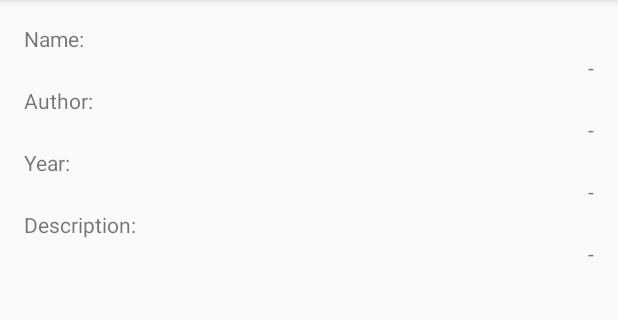
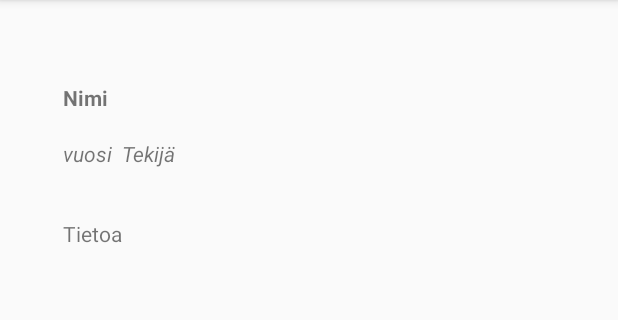
Before and after one commit to Raitokomniak/BeaconProject, an Android app: the screen it shows after launch (MainActivity), on a phone screen of 412 x 824 dp, the part 84-404 px from its top. Run offline under Robolectric (Android 15) with nearby library versions, the phone set to English and light mode, and no system bars; libraries missing offline, so code that uses them is left out: com.estimote.sdk; 2 statements that could not run were skipped.

Commit message:
pieniä layout muutoksia (testi)

```diff
--- a/NotificationtestbeaconP89/app/src/main/res/layout/activity_main.xml
+++ b/NotificationtestbeaconP89/app/src/main/res/layout/activity_main.xml
@@ -10,70 +10,42 @@
     tools:context="com.T2Viat00StudentsOamkFi.NotificationtestbeaconP89.MainActivity">
 
     <TextView
-        android:text="-"
+        android:text="Nimi"
         android:layout_width="wrap_content"
         android:layout_height="wrap_content"
+        android:layout_marginStart="26dp"
+        android:layout_marginTop="39dp"
         android:id="@+id/textName"
-        android:layout_alignParentEnd="true"
-        android:layout_below="@+id/textName2" />
+        android:layout_alignParentTop="true"
+        android:layout_alignParentStart="true"
+        android:textStyle="normal|bold" />
 
     <TextView
+        android:text="Tekijä"
         android:layout_width="wrap_content"
         android:layout_height="wrap_content"
-        android:text="Name:"
-        android:id="@+id/textName2"
-        android:layout_alignParentTop="true"
-        android:layout_alignParentStart="true" />
+        android:layout_marginTop="18dp"
+        android:id="@+id/textAuthor"
+        android:textStyle="normal|italic"
+        android:layout_below="@+id/textName"
+        android:layout_toEndOf="@+id/textDescription" />
 
     <TextView
-        android:layout_width="wrap_content"
-        android:layout_height="wrap_content"
-        android:text="Author:"
-        android:id="@+id/textAuthor2"
-        android:layout_marginTop="22dp"
-        android:layout_below="@+id/textName2"
-        android:layout_alignParentStart="true" />
-
-    <TextView
-        android:layout_width="wrap_content"
-        android:layout_height="wrap_content"
-        android:text="Year:"
-        android:id="@+id/textYear2"
-        android:layout_below="@+id/textAuthor2"
-        android:layout_alignParentStart="true"
-        android:layout_marginTop="22dp" />
-
-    <TextView
-        android:layout_width="wrap_content"
-        android:layout_height="wrap_content"
-        android:text="Description:"
-        android:id="@+id/textDescription2"
-        android:layout_below="@+id/textYear2"
-        android:layout_alignParentStart="true"
-        android:layout_marginTop="22dp" />
-
-    <TextView
-        android:text="-"
-        android:layout_width="wrap_content"
-        android:layout_height="wrap_content"
-        android:id="@+id/textAuthor"
-        android:layout_below="@+id/textAuthor2"
-        android:layout_alignParentEnd="true" />
-
-    <TextView
-        android:text="-"
+        android:text="vuosi"
         android:layout_width="wrap_content"
         android:layout_height="wrap_content"
         android:id="@+id/textYear"
-        android:layout_below="@+id/textYear2"
-        android:layout_alignParentEnd="true" />
+        android:textStyle="normal|italic"
+        android:layout_alignBaseline="@+id/textAuthor"
+        android:layout_alignBottom="@+id/textAuthor"
+        android:layout_alignStart="@+id/textName" />
 
     <TextView
-        android:text="-"
+        android:text="Tietoa"
         android:layout_width="wrap_content"
         android:layout_height="wrap_content"
+        android:layout_marginTop="34dp"
         android:id="@+id/textDescription"
-        android:layout_below="@+id/textDescription2"
-        android:layout_alignParentEnd="true" />
-
+        android:layout_below="@+id/textAuthor"
+        android:layout_alignStart="@+id/textYear" />
 </RelativeLayout>
```
